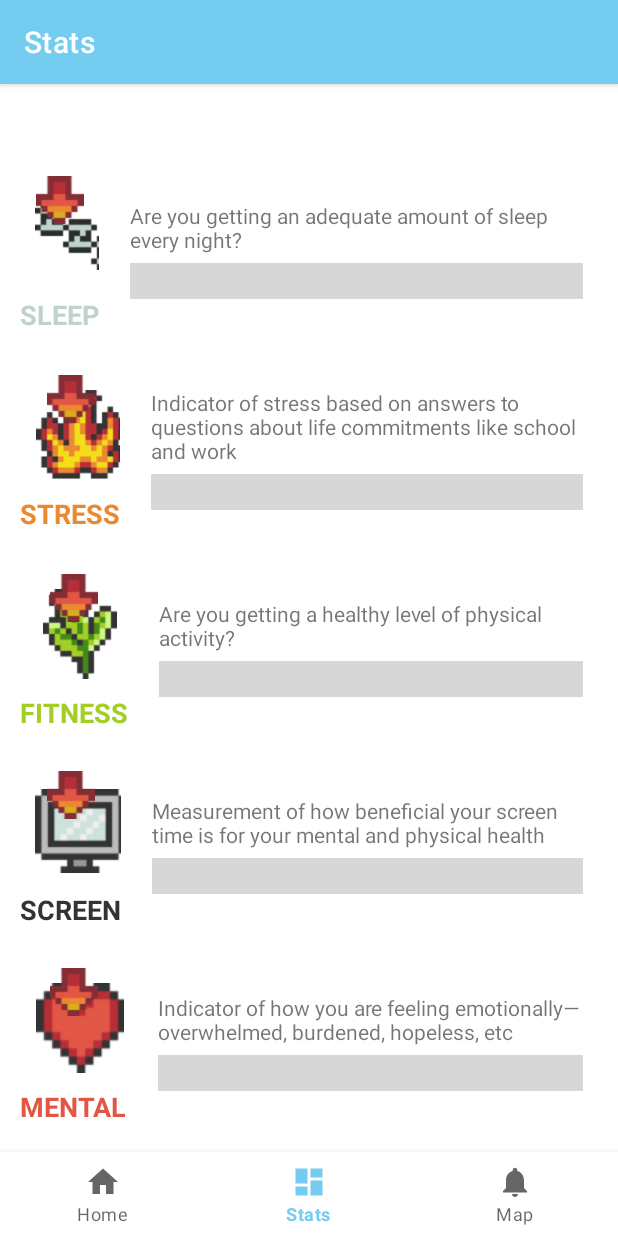
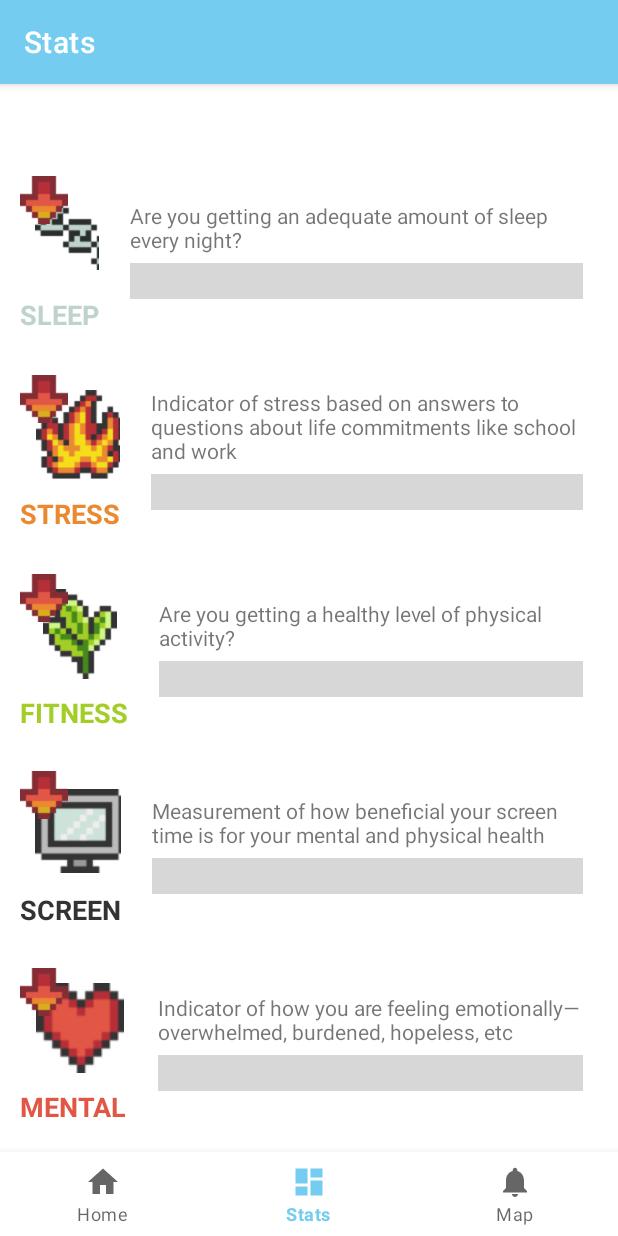
Before and after one commit to whoiscadenyoung/Android-Mental-Health-App, an Android app: the StatisticsFragment screen opened through its navigation route, on a phone screen of 412 x 824 dp. Run offline under Robolectric (Android 15) with nearby library versions, the phone set to English and light mode, and no system bars; our stand-ins replace Firebase (no records; nobody signed in at launch, a user with empty details on screens opened directly), navigation-ui; 5 statements that could not run were skipped.

Commit message:
Avatar updates based on stats. Stats has +/- based on previous day

```diff
--- a/app/src/main/java/com/csci3397/cadenyoung/groupproject/model/CustomAdapter.java
+++ b/app/src/main/java/com/csci3397/cadenyoung/groupproject/model/CustomAdapter.java
@@ -51,6 +51,7 @@ public class CustomAdapter extends RecyclerView.Adapter<CustomAdapter.ViewHolder
         private final ImageView statImage;
         private final TextView statDesc;
         private final ProgressBar statBar;
+        private final ImageView lastStat;
         private final Resources res;
 
         public ViewHolder(View v) {
@@ -66,6 +67,7 @@ public class CustomAdapter extends RecyclerView.Adapter<CustomAdapter.ViewHolder
             statImage = v.findViewById(R.id.statImage);
             statDesc = v.findViewById(R.id.statDesc);
             statBar = v.findViewById(R.id.statBar);
+            lastStat = v.findViewById(R.id.lastImage);
             res = v.getResources();
         }
 
@@ -74,6 +76,7 @@ public class CustomAdapter extends RecyclerView.Adapter<CustomAdapter.ViewHolder
         public TextView getStatDesc() {return statDesc;}
         public ProgressBar getStatBar() {return statBar;}
         public Resources getRes() {return res;}
+        public ImageView getLastStat() {return lastStat;}
     }
     // END_INCLUDE(recyclerViewSampleViewHolder)
     // Initialize data set for adaptor in the constructor
@@ -119,10 +122,13 @@ public class CustomAdapter extends RecyclerView.Adapter<CustomAdapter.ViewHolder
         int imageId = stat.getImageId();
         Drawable image = ResourcesCompat.getDrawable(resources, imageId, null);
 
+        // Load in the progress and set the up or down image
         int lastProg = stat.getLastProgress();
         int prog = stat.getProgress();
-
-
+        Drawable upImage = ResourcesCompat.getDrawable(resources, R.drawable.up, null);
+        Drawable downImage = ResourcesCompat.getDrawable(resources, R.drawable.down, null);
+        if (lastProg < prog) viewHolder.getLastStat().setImageDrawable(upImage);
+        else viewHolder.getLastStat().setImageDrawable(downImage);
 
         viewHolder.getStatImage().setImageDrawable(image);
 
--- a/app/src/main/java/com/csci3397/cadenyoung/groupproject/model/Stats.java
+++ b/app/src/main/java/com/csci3397/cadenyoung/groupproject/model/Stats.java
@@ -59,8 +59,9 @@ public class Stats {
         return totalStats / stats.size();
     }
 
-    public int returnAvatarId() {
+    public String returnAvatarPath() {
         String fileName = "";
+
         int averageStats = averageStats();
         if (averageStats > 85) fileName += "happy_open";
         else if (averageStats > 65) fileName += "happy";
@@ -79,7 +80,7 @@ public class Stats {
                 fileName += "_green";
                 break;
         }
-        return 1;
+        return fileName;
     }
 
     public Map<String, Stat> getStats() {return stats;}
--- a/app/src/main/java/com/csci3397/cadenyoung/groupproject/ui/home/HomeFragment.java
+++ b/app/src/main/java/com/csci3397/cadenyoung/groupproject/ui/home/HomeFragment.java
@@ -54,7 +54,7 @@ public class HomeFragment extends Fragment {
     private DatabaseReference userRef;
     private DatabaseReference statsRef;
     private int defaultAvatar;
-    private int avatarType;
+    private ImageView avatarView;
 
 
     public View onCreateView(@NonNull LayoutInflater inflater, ViewGroup container, Bundle savedInstanceState) {
@@ -64,8 +64,8 @@ public class HomeFragment extends Fragment {
         dialog = new AlertDialogFragment();
 
         defaultAvatar = R.drawable.fitness;
-        ImageView imageView = root.findViewById(R.id.avatarImage);
-        imageView.setImageDrawable(ResourcesCompat.getDrawable(getResources(), defaultAvatar, null));
+        avatarView = root.findViewById(R.id.avatarImage);
+        avatarView.setImageDrawable(ResourcesCompat.getDrawable(getResources(), defaultAvatar, null));
 
         goToQuizBtn = root.findViewById(R.id.goToQuizBtn);
         goToQuizBtn.setOnClickListener(new View.OnClickListener() {
@@ -119,7 +119,11 @@ public class HomeFragment extends Fragment {
                 @Override
                 public void onDataChange(@NonNull DataSnapshot snapshot) {
                     Stats stats = snapshot.getValue(Stats.class);
-                    int avatarId = stats.returnAvatarId();
+                    String avatarPath = stats.returnAvatarPath();
+                    if (avatarPath != null) {
+                        int avatarId = root.getResources().getIdentifier(avatarPath, "drawable", root.getContext().getPackageName());
+                        avatarView.setImageDrawable(ResourcesCompat.getDrawable(root.getResources(), avatarId, null));
+                    }
                 }
 
                 @Override
--- a/app/src/main/res/layout/fragment_home.xml
+++ b/app/src/main/res/layout/fragment_home.xml
@@ -48,6 +48,6 @@
         app:layout_constraintStart_toStartOf="parent"
         app:layout_constraintTop_toTopOf="parent"
         app:layout_constraintVertical_bias="0.676"
-        app:srcCompat="@drawable/eating" />
+        app:srcCompat="@drawable/unalive_green" />
 
 </androidx.constraintlayout.widget.ConstraintLayout>
--- a/app/src/main/res/layout/recycler_view_item.xml
+++ b/app/src/main/res/layout/recycler_view_item.xml
@@ -27,9 +27,9 @@
 
       <ImageView
           android:id="@+id/lastImage"
-          android:layout_width="67dp"
+          android:layout_width="wrap_content"
           android:layout_height="wrap_content"
-          android:layout_gravity="center_horizontal"
+          android:layout_gravity="top|left"
           android:elevation="10dp"
           android:foregroundGravity="center"
           app:srcCompat="@drawable/down" />
```
Also changed, not shown: app/src/main/res/drawable/happy_open_blue.png (renamed from app/src/main/res/drawable/happy_open_mouth_blue.png).
